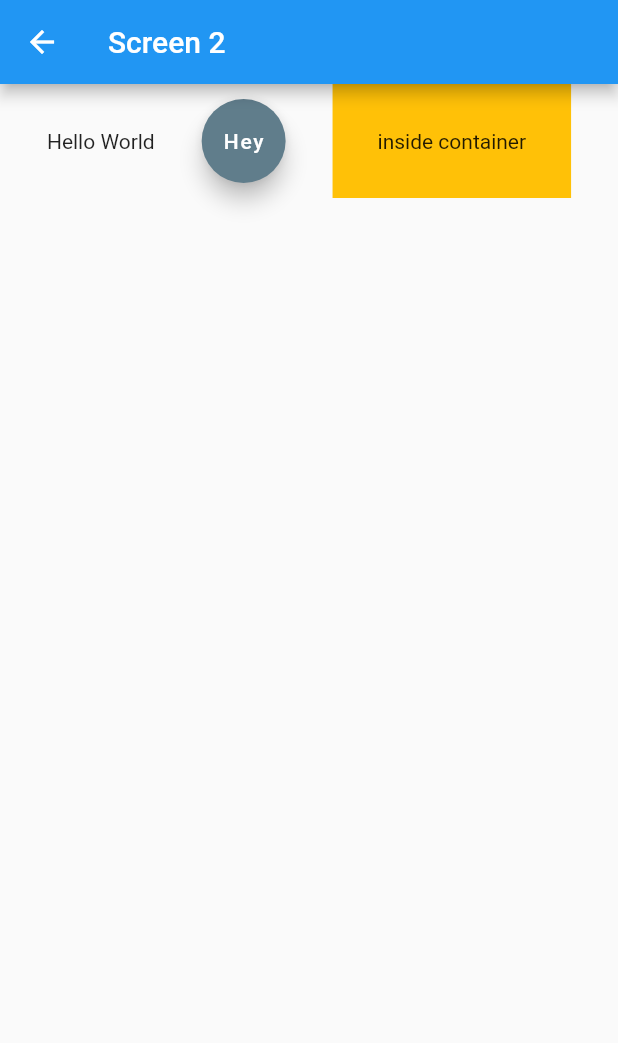
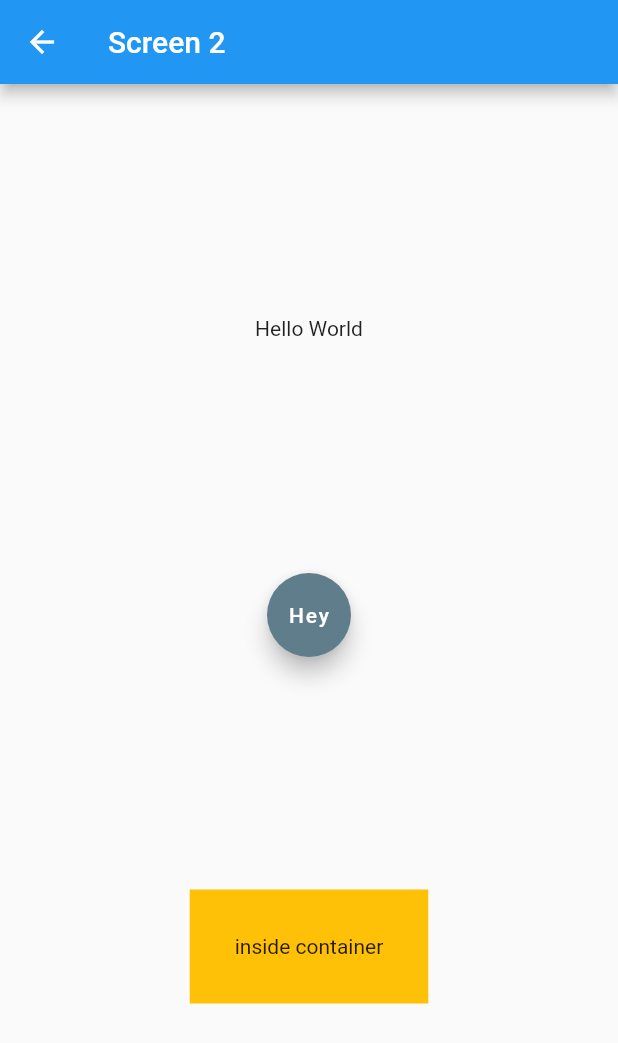
Before and after one commit to Mohamed-Ahmed-Esmat/Flutter-Test, a Flutter app: the Screen2 screen opened directly, on a phone screen of 412 x 824 dp. Shown: the top 1043 px of the screen. Run offline on Flutter 3.47's test engine with Material 2 defaults, Android fonts, the phone set to English and light mode, and no system bars; our stand-ins replace get.

Commit message:
Added the Column widget

```diff
--- a/test_flutter/lib/screen2.dart
+++ b/test_flutter/lib/screen2.dart
@@ -9,7 +9,8 @@ class Screen2 extends StatelessWidget {
       appBar: AppBar(
         title: Text("Screen 2"),
       ),
-      body: Row(
+      body: Center(
+        child: Column(
           mainAxisAlignment: MainAxisAlignment.spaceEvenly,
           crossAxisAlignment: CrossAxisAlignment.center,
           children: <Widget>[
@@ -26,6 +27,7 @@ class Screen2 extends StatelessWidget {
             )
           ],
         ),
+      ),
     );
   }
 }
```
Lines whose indentation alone changed are shown as unchanged.
